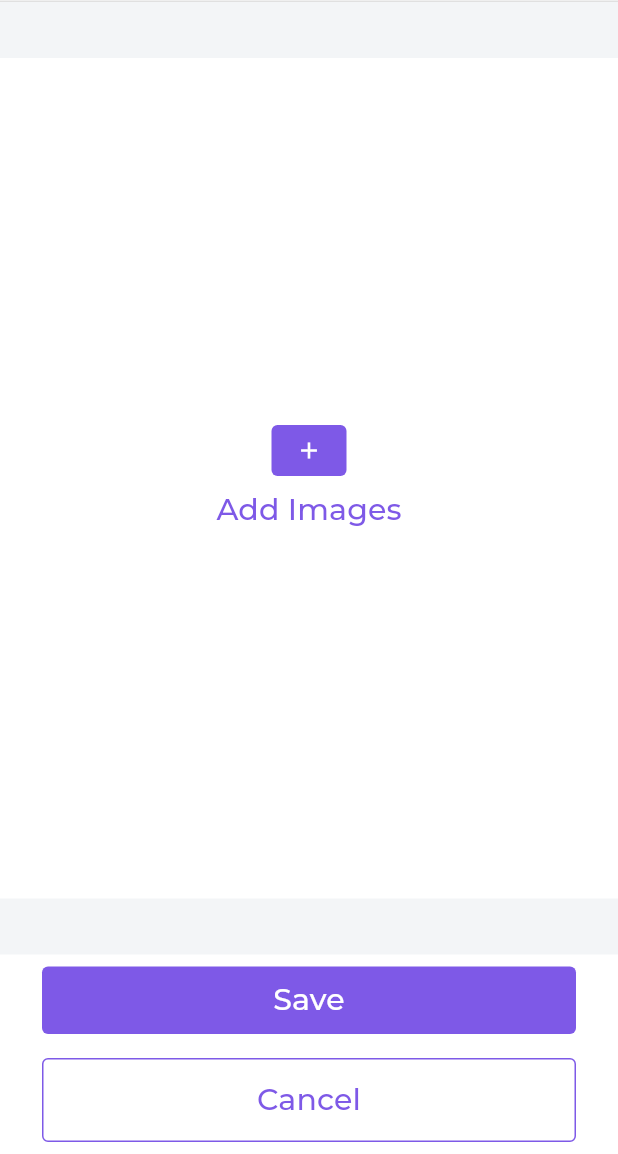
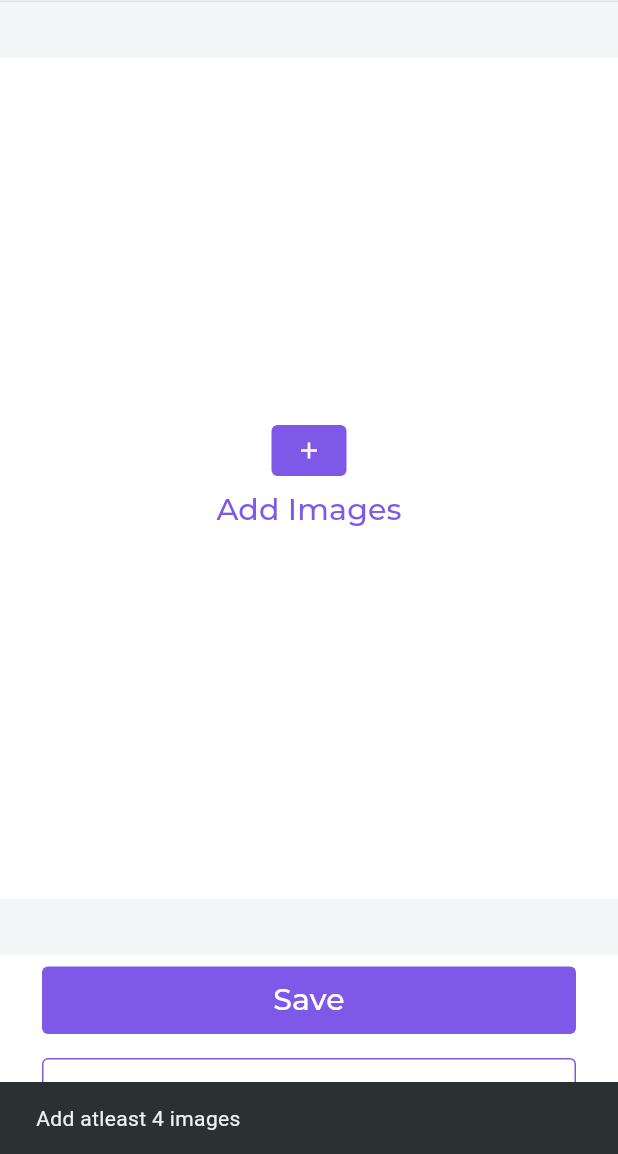
Before and after one commit to am-casper/Collage-Maker, a Flutter app: the EditFrameScreen screen opened directly, after a tap on "Add Images", after a tap on "Save", on a phone screen of 412 x 824 dp, the part 82-1236 px from its top. Run offline on Flutter 3.47's test engine with Material 3 defaults, Android fonts, the phone set to English and light mode, and no system bars; drawn by our look-alikes of screenshot; our stand-ins replace bloc, device_info_plus, equatable, flutter_bloc, flutter_svg, google_fonts and 5 more; accounts and stored records are empty; generated files the repository leaves out were written again.

Commit message:
feat: adds delete image and atleast 4 image check

```diff
--- a/lib/presentation/edit_frame/bloc/edit_frame_bloc.dart
+++ b/lib/presentation/edit_frame/bloc/edit_frame_bloc.dart
@@ -23,6 +23,7 @@ class EditFrameBloc extends Bloc<EditFrameEvent, EditFrameState> {
     on<UpdateImagePositionEvent>(_onUpdateImagePosition);
     on<UpdateImageScaleEvent>(_onUpdateImageScale);
     on<UpdateImageIndexEvent>(_onUpdateImageIndex);
+    on<DeleteImageEvent>(_onDeleteImage);
   }
 
   FutureOr<void> _onAddImages(
@@ -159,4 +160,11 @@ class EditFrameBloc extends Bloc<EditFrameEvent, EditFrameState> {
     );
     return File(croppedImage!.path);
   }
+
+  FutureOr<void> _onDeleteImage(
+      DeleteImageEvent event, Emitter<EditFrameState> emit) {
+    List<ImageModel> updatedImages = state.images;
+    updatedImages.removeAt(event.index);
+    emit(EditFrameState(images: updatedImages, isImageSelected: true));
+  }
 }
--- a/lib/presentation/edit_frame/bloc/edit_frame_event.dart
+++ b/lib/presentation/edit_frame/bloc/edit_frame_event.dart
@@ -50,3 +50,11 @@ class UpdateImageIndexEvent extends EditFrameEvent {
   @override
   List<Object?> get props => [index];
 }
+
+class DeleteImageEvent extends EditFrameEvent {
+  final int index;
+
+  DeleteImageEvent({required this.index});
+  @override
+  List<Object?> get props => [index];
+}
```
Also changed, not shown: lib/presentation/edit_frame/edit_frame_screen.dart (+43 -0 lines).
